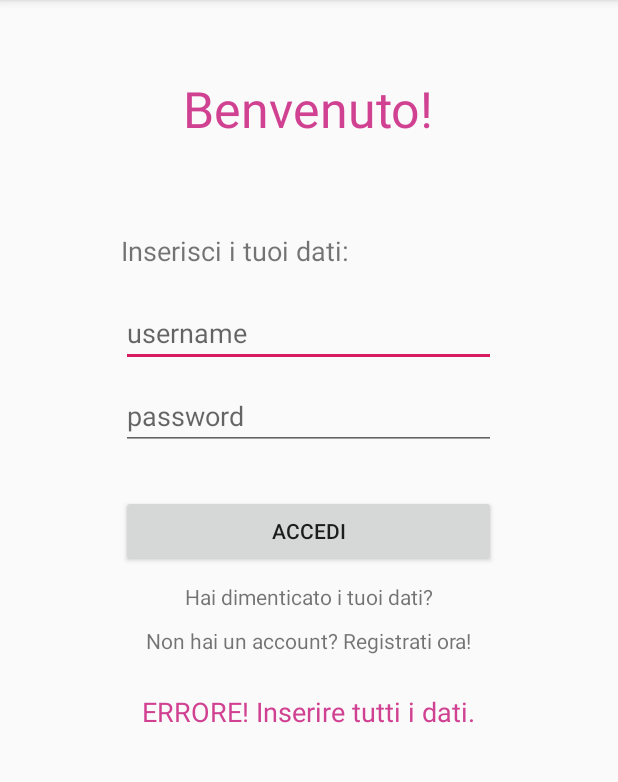
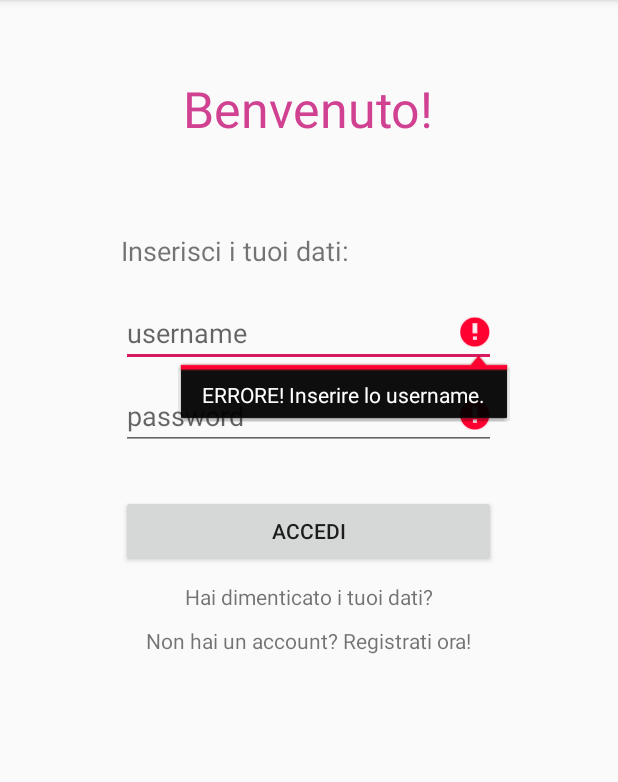
Before and after one commit to fbacci/BonusIUM, an Android app: the screen it shows after launch (MainActivity), after a tap on "ACCEDI", on a phone screen of 412 x 824 dp, the part 84-866 px from its top. Run offline under Robolectric (Android 15) with nearby library versions, the phone set to English and light mode, and no system bars.

Commit message:
Bonus IUM

```diff
--- a/app/src/main/java/com/example/frensisssss/loginbonus/MainActivity.java
+++ b/app/src/main/java/com/example/frensisssss/loginbonus/MainActivity.java
@@ -14,7 +14,6 @@ public class MainActivity extends AppCompatActivity {
     public static final String EXTRA="com.example.frensisssss.loginbonus.User";
     UserFactory uf = UserFactory.getInstance();
     EditText username, password;
-    TextView errore;
     Button login;
 
     @Override
@@ -24,10 +23,7 @@ public class MainActivity extends AppCompatActivity {
 
         username = findViewById(R.id.username);
         password = findViewById(R.id.password);
-        errore = findViewById(R.id.errore);
         login = findViewById(R.id.login);
-
-        errore.setVisibility(View.GONE);
 
         login.setOnClickListener(new View.OnClickListener() {
             @Override
@@ -52,10 +48,14 @@ public class MainActivity extends AppCompatActivity {
     }
 
     public boolean check(){
-        if(username.getText() == null || username.getText().length() == 0
-           || password.getText() == null || password.getText().length() == 0) {
-            errore.setText("ERRORE! Inserire tutti i dati.");
-            errore.setVisibility(View.VISIBLE);
+         if((username.getText() == null || username.getText().length() == 0) &&
+        (password.getText() == null || password.getText().length() == 0)){
+             username.setError("ERRORE! Inserire lo username.");
+             password.setError("ERRORE! Inserire la password.");
+        } else if(username.getText() == null || username.getText().length() == 0) {
+            username.setError("ERRORE! Inserire lo username.");
+        } else if(password.getText() == null || password.getText().length() == 0){
+            password.setError("ERRORE! Inserire la password.");
         } else return true;
 
         return false;
--- a/app/src/main/java/com/example/frensisssss/loginbonus/ShowLog.java
+++ b/app/src/main/java/com/example/frensisssss/loginbonus/ShowLog.java
@@ -51,8 +51,8 @@ public class ShowLog extends AppCompatActivity {
 
                 }
             });
-        } else {
-            welcomeOrNot.setText("Accesso Negato!");
+        } else welcomeOrNot.setText("Accesso Negato!");
+
 
         goBack.setOnClickListener(new View.OnClickListener() {
             @Override
@@ -64,4 +64,3 @@ public class ShowLog extends AppCompatActivity {
         });
     }
 }
-}
--- a/app/src/main/res/layout/activity_main.xml
+++ b/app/src/main/res/layout/activity_main.xml
@@ -85,20 +85,7 @@
             android:layout_width="wrap_content"
             android:layout_height="wrap_content"
             android:gravity="left"
-            android:text="Non hai un account? Registrati ora!"
-            android:autoLink="web"/>
-
-        <Space
-            android:layout_width="match_parent"
-            android:layout_height="25dp" />
-
-        <TextView
-            android:layout_width="wrap_content"
-            android:layout_height="wrap_content"
-            android:textSize="8pt"
-            android:textColor="@color/colorPrimary"
-            android:id="@+id/errore"
-            android:text=""/>
+            android:text="Non hai un account? Registrati ora!"/>
     </LinearLayout>
 
 </android.support.constraint.ConstraintLayout>
```
Lines whose indentation alone changed are shown as unchanged.
